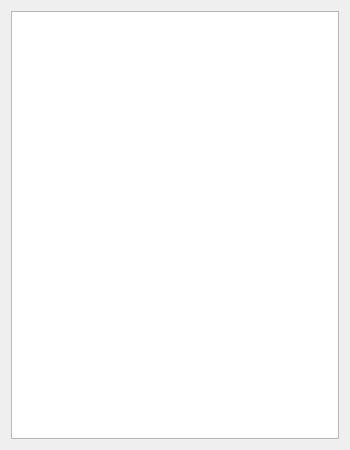
First picture: the form in stdr_gui/ui/information.ui, repository stdr-simulator-ros-pkg/stdr_simulator, before the edit.
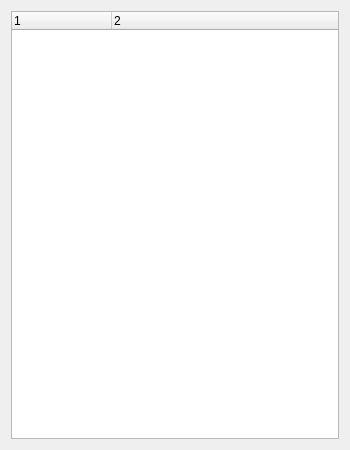
Second picture: the form after the edit.

```diff
--- a/stdr_gui/ui/information.ui
+++ b/stdr_gui/ui/information.ui
@@ -42,11 +42,14 @@
          <height>16777215</height>
         </size>
        </property>
+       <property name="headerHidden">
+        <bool>false</bool>
+       </property>
        <property name="columnCount">
         <number>2</number>
        </property>
        <attribute name="headerVisible">
-        <bool>false</bool>
+        <bool>true</bool>
        </attribute>
        <column>
         <property name="text">
```
